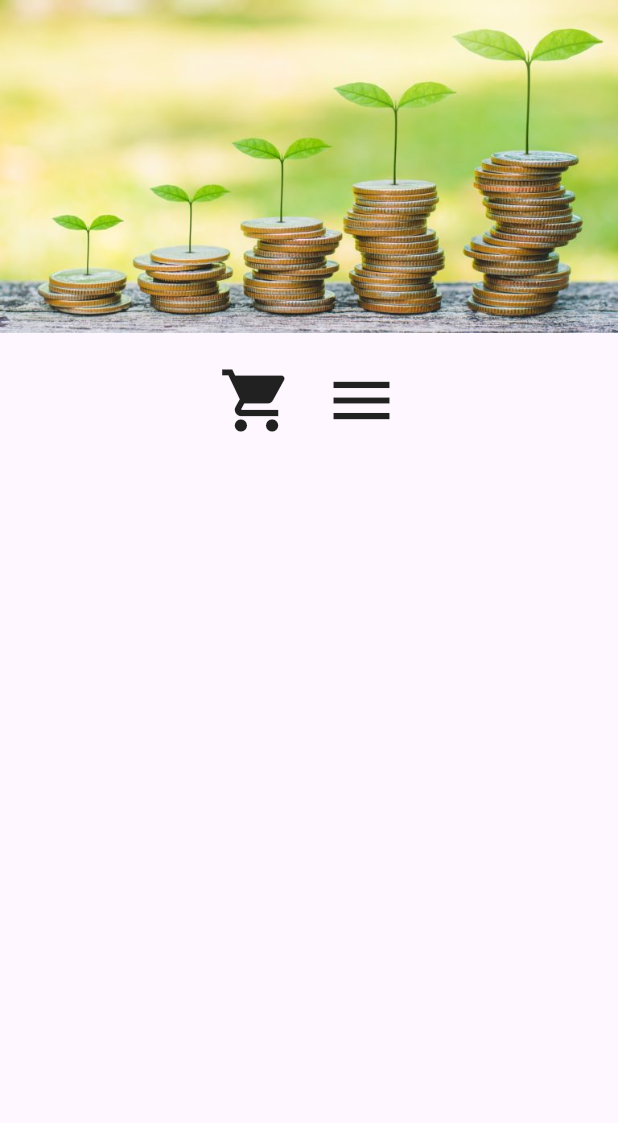
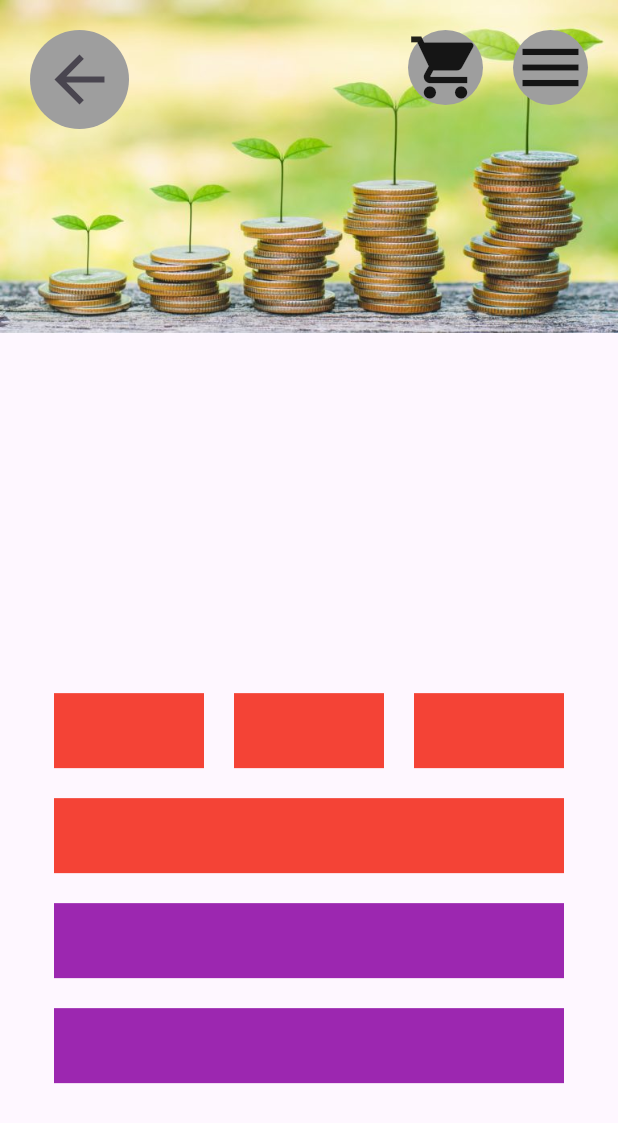
Before and after one commit to VisionForAll-QRCS/QRCS-flutter-app, a Flutter app: the screen it shows after launch, on a phone screen of 412 x 824 dp. Shown: the top 1123 px of the screen. Run offline on Flutter 3.47's test engine with Material 3 defaults, Android fonts, the phone set to English and light mode, and no system bars; missing offline and left inert: accessibility_tools.

Commit message:
Added the layout oof the buttons and modified the icons

```diff
--- a/lib/main.dart
+++ b/lib/main.dart
@@ -1,5 +1,7 @@
 // filepath: /Users/alanoudalkhulaifi/Downloads/QRCS-App/prototype_app/lib/main.dart
 import 'package:flutter/material.dart';
+import 'package:accessibility_tools/accessibility_tools.dart';
+
 
 void main() {
   runApp(MyApp());
@@ -9,6 +11,7 @@
   @override
   Widget build(BuildContext context) {
     return MaterialApp(
+      //builder: (context, child) => AccessibilityTools(child: child),
       home: MyHomePage(),
     );
   }
@@ -18,24 +21,108 @@
   @override
   Widget build(BuildContext context) {
     return Scaffold(
-      body: SingleChildScrollView(
+      body: Stack(
+        children: [
+          SingleChildScrollView(
             child: Column(
               mainAxisAlignment: MainAxisAlignment.start,
               crossAxisAlignment: CrossAxisAlignment.center,
               children: [
                 Image.asset('assets/plantCoins.jpg'),
-            SizedBox(height: 20), // Add some space between the image and the icons
+                SizedBox(height: 20), // Add some space between the image and the text gap
+                SizedBox(height: 220), // Gap for text to go
                 Row(
                   mainAxisAlignment: MainAxisAlignment.center,
                   children: [
-                Icon(Icons.shopping_cart, size: 50),
-                SizedBox(width: 20), // Add some space between the icons
-                Icon(Icons.menu, size: 50),
+                    Container(
+                      width: 100,
+                      height: 50,
+                      color: Colors.red,
+                    ),
+                    SizedBox(width: 20), // Add some space between the buttons
+                    Container(
+                      width: 100,
+                      height: 50,
+                      color: Colors.red,
+                    ),
+                    SizedBox(width: 20), // Add some space between the buttons
+                    Container(
+                      width: 100,
+                      height: 50,
+                      color: Colors.red,
+                    ),
+                  ],
+                ),
+                SizedBox(height: 20), // Add some space between the rows
+                Container(
+                  width: 340, // The combined width of the three buttons plus the spaces
+                  height: 50,
+                  color: Colors.red,
+                ),
+                SizedBox(height: 20), // Add some space between the rows
+                Column(
+                  children: [
+                    Container(
+                      width: 340,
+                      height: 50,
+                      color: Colors.purple,
+                    ),
+                    SizedBox(height: 20), // Add some space between the buttons
+                    Container(
+                      width: 340,
+                      height: 50,
+                      color: Colors.purple,
+                    ),
                   ],
                 ),
               ],
             ),
           ),
+          Positioned(
+            top: 20,
+            right: 20,
+            child: Row(
+              children: [
+                // Added grey circular background to the shopping cart icon
+                Container(
+                  decoration: BoxDecoration(
+                    color: Colors.grey,
+                    shape: BoxShape.circle,
+                  ),
+                  child: Icon(Icons.shopping_cart, size: 50),
+                ),
+                SizedBox(width: 20), // Add some space between the icons
+                // Added grey circular background to the menu icon
+                Container(
+                  decoration: BoxDecoration(
+                    color: Colors.grey,
+                    shape: BoxShape.circle,
+                  ),
+                  child: Icon(Icons.menu, size: 50),
+                ),
+              ],
+            ),
+          ),
+                    // Added back button with grey circular background
+          Positioned(
+            top: 20,
+            left: 20,
+            child: Container(
+              decoration: BoxDecoration(
+                color: Colors.grey,
+                shape: BoxShape.circle,
+              ),
+              child: IconButton(
+                icon: Icon(Icons.arrow_back, size: 50),
+                onPressed: () {
+                  // Add your back button functionality here
+                  Navigator.pop(context);
+                },
+              ),
+            ),
+          ),
+        ],
+      ),
     );
   }
 }
--- a/pubspec.yaml
+++ b/pubspec.yaml
@@ -34,6 +34,7 @@ dependencies:
   # The following adds the Cupertino Icons font to your application.
   # Use with the CupertinoIcons class for iOS style icons.
   cupertino_icons: ^1.0.8
+  accessibility_tools: ^2.3.0
 
 dev_dependencies:
   flutter_test:
```
Also changed, not shown: pubspec.lock. Lines whose indentation alone changed are shown as unchanged.
